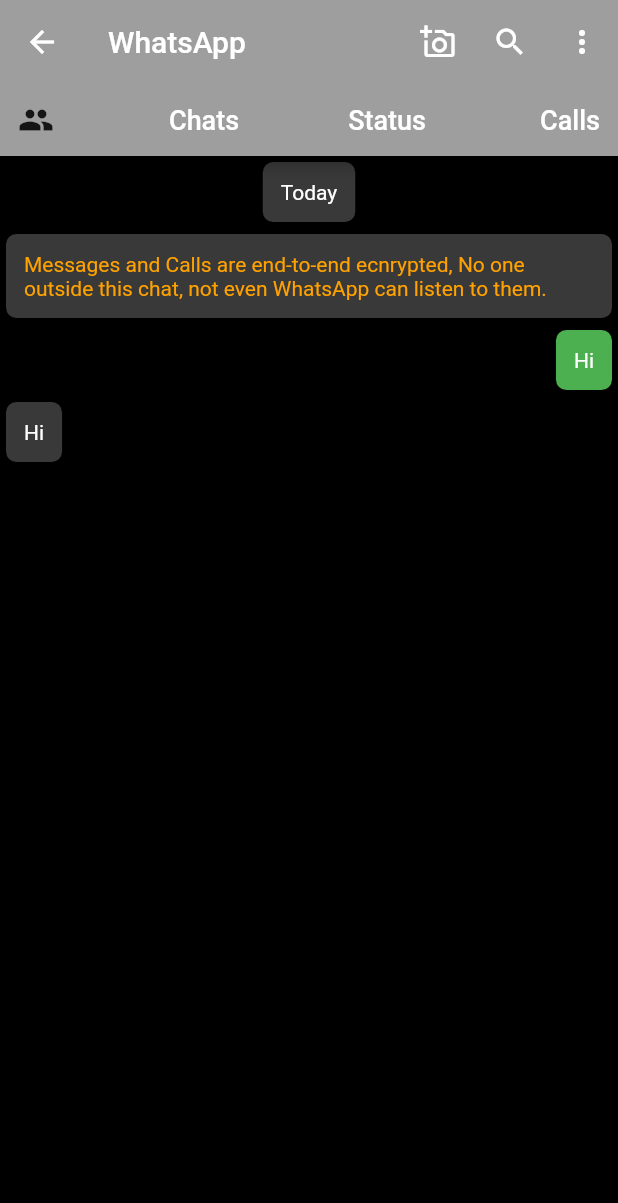
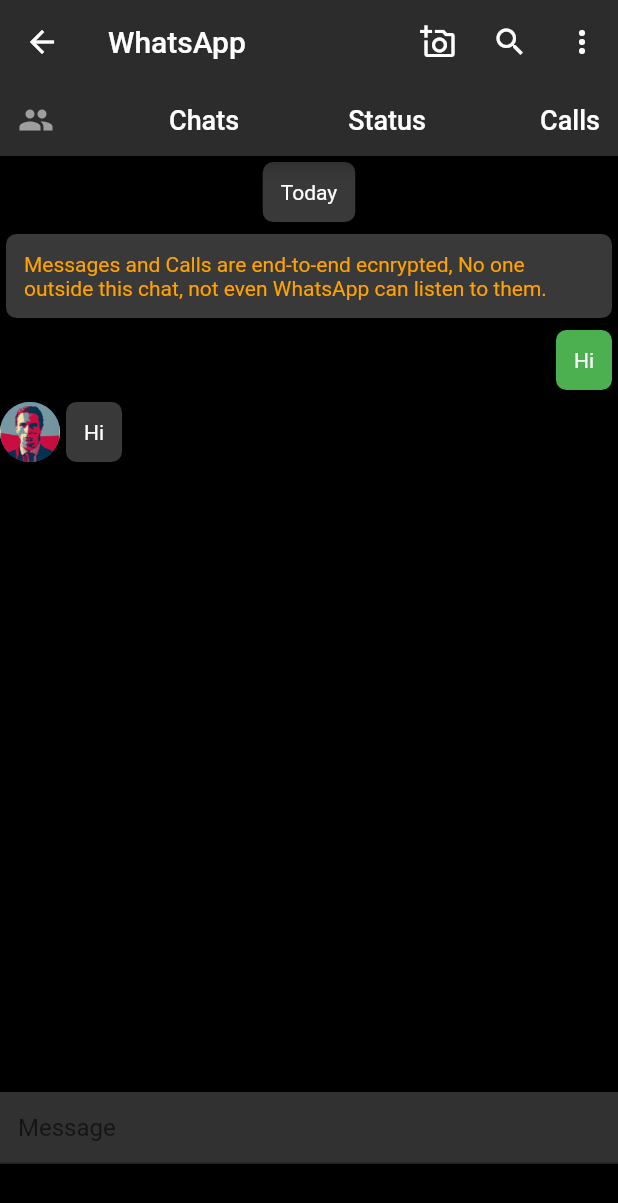
Before and after one commit to Haseeb-Afandi/whatsappChat, a Flutter app: the Chat screen opened directly, on a phone screen of 412 x 824 dp. Shown: the top 1203 px of the screen. Run offline on Flutter 3.47's test engine with Material 2 defaults, Android fonts, the phone set to English and light mode, and no system bars.

Commit message:
added a text field

```diff
--- a/lib/chat.dart
+++ b/lib/chat.dart
@@ -12,7 +12,10 @@ class Chat extends StatelessWidget {
       appBar: MainAppBar(
         appBar: AppBar(),
       ),
-      body: const Column(
+      body: Column(
+        children: [
+          const Expanded(
+            child: Column(
               children: [
                 Align(
                   alignment: Alignment.center,
@@ -41,12 +44,40 @@ class Chat extends StatelessWidget {
                 ),
                 Align(
                   alignment: Alignment.topLeft,
-            child: Cards(
+                  child: Row(
+                    children: [
+                      CircleAvatar(
+                        backgroundImage: AssetImage('assets/images/user.jpg'),
+                      ),
+                      Cards(
                         message: "Hi",
                         textcolor: Colors.white,
                         bgColor: Color.fromARGB(255, 57, 57, 57),
                       ),
+                    ],
                   ),
+                ),
+              ],
+            ),
+          ),
+          Container(
+            color: const Color.fromARGB(255, 49, 49, 49),
+            child: const TextField(
+              decoration: InputDecoration(
+                contentPadding: EdgeInsets.all(12),
+                hintText: "Message",
+              ),
+            ),
+          ),
+          Container(
+            child: IconButton(
+              onPressed: () {
+                ScaffoldMessenger.of(context).showSnackBar(const SnackBar(
+                    content: Text('Ye feature hamare budget sy bahar hy')));
+              },
+              icon: const Icon(Icons.add),
+            ),
+          )
         ],
       ),
     );
--- a/lib/widgets/main_appBar.dart
+++ b/lib/widgets/main_appBar.dart
@@ -38,7 +38,10 @@ class MainAppBar extends StatelessWidget implements PreferredSizeWidget {
           mainAxisAlignment: MainAxisAlignment.spaceBetween,
           children: [
             IconButton(
-              icon: const Icon(Icons.group),
+              icon: const Icon(
+                Icons.group,
+                color: Colors.grey,
+              ),
               onPressed: () {
                 ScaffoldMessenger.of(context).showSnackBar(const SnackBar(
                     content: Text('Ye feature hamare budget sy bahar hy')));
@@ -83,7 +86,7 @@ class MainAppBar extends StatelessWidget implements PreferredSizeWidget {
           ],
         ),
       ),
-      backgroundColor: Colors.grey,
+      backgroundColor: const Color.fromARGB(255, 44, 44, 44),
     );
   }
 
```
Lines whose indentation alone changed are shown as unchanged.
